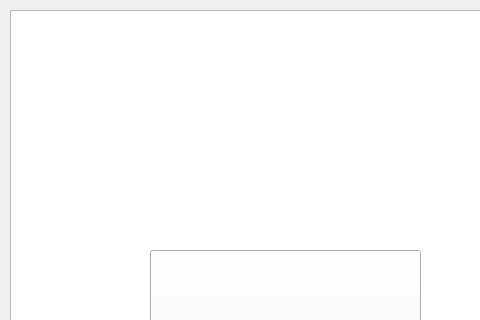
Qt form mainwindow.ui (thyiuaa/comp2012h-game-project) before a commit; both pictures show x 0 to 480 and y 0 to 320 of the 690 by 860 pixel window.
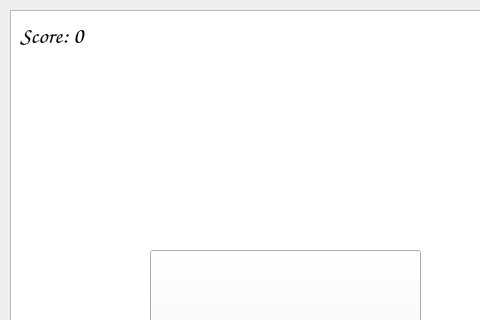
The same form after that commit.

Commit message: add hp bar and score bar take_damage should not be pure virtual due to easier implementaion float Unit::attack is removed hp is now int instead of float

Diff of the .ui file:
```diff
--- a/mainwindow.ui
+++ b/mainwindow.ui
@@ -29,6 +29,12 @@
     <property name="focusPolicy">
      <enum>Qt::TabFocus</enum>
     </property>
+    <property name="verticalScrollBarPolicy">
+     <enum>Qt::ScrollBarAsNeeded</enum>
+    </property>
+    <property name="horizontalScrollBarPolicy">
+     <enum>Qt::ScrollBarAsNeeded</enum>
+    </property>
     <property name="backgroundBrush">
      <brush brushstyle="Dense1Pattern">
       <color alpha="255">
@@ -85,6 +91,32 @@
      <bool>true</bool>
     </property>
    </widget>
+   <widget class="QLabel" name="scoreBar">
+    <property name="geometry">
+     <rect>
+      <x>20</x>
+      <y>10</y>
+      <width>211</width>
+      <height>51</height>
+     </rect>
+    </property>
+    <property name="font">
+     <font>
+      <family>Comic Sans MS</family>
+      <pointsize>17</pointsize>
+      <weight>75</weight>
+      <bold>true</bold>
+      <stylestrategy>PreferAntialias</stylestrategy>
+      <kerning>true</kerning>
+     </font>
+    </property>
+    <property name="text">
+     <string>Score: 0</string>
+    </property>
+    <property name="textFormat">
+     <enum>Qt::AutoText</enum>
+    </property>
+   </widget>
   </widget>
  </widget>
  <resources/>
```
The commit also changes 8 other files.
